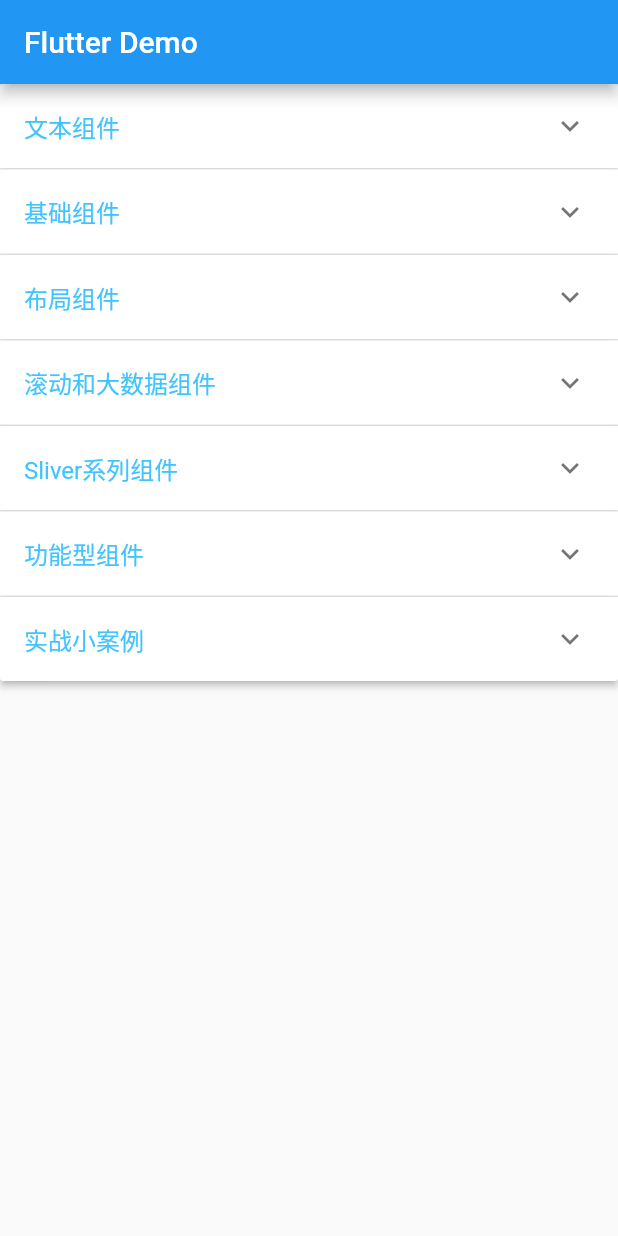
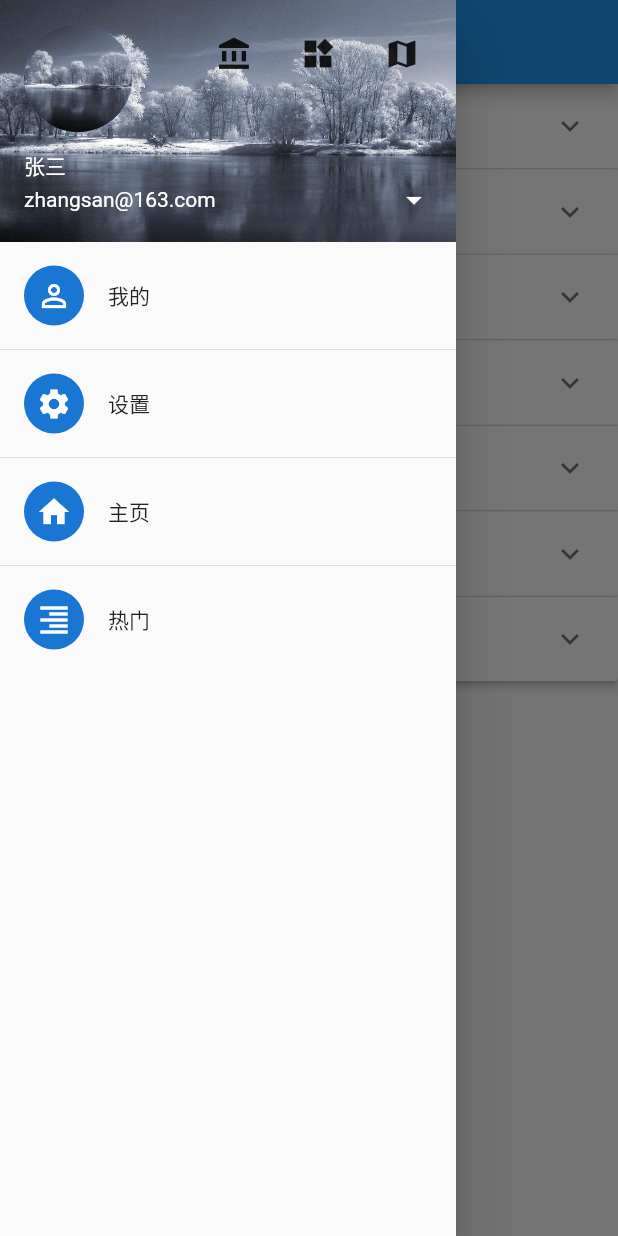
Before and after one commit to WuJinLi/DemoForFlutter, a Flutter app: the screen it shows after launch, with the side drawer open (before the commit the screen has no drawer), on a phone screen of 412 x 824 dp. Run offline on Flutter 3.47's test engine with Material 2 defaults, Android fonts, the phone set to English and light mode, and no system bars; our stand-ins replace toast.

Commit message:
add drawer

```diff
--- a/lib/main.dart
+++ b/lib/main.dart
@@ -45,6 +45,68 @@ class _MyHomePageState extends State<MyHomePage> {
       // MainPageBody(
       //   list: initMainPageData(),
       // ),
+
+      drawer: Drawer(
+        child: _drawerLayout(),
+      ),
+    );
+  }
+
+  Widget _drawerLayout() {
+    return ListView(
+      children: <Widget>[
+//              DrawerHeader(child: Text("这是头像")),
+        Row(
+          children: <Widget>[
+            Expanded(
+              child: UserAccountsDrawerHeader(
+                decoration: BoxDecoration(
+                  //头部布局背景
+                    image: DecorationImage(
+                        image: AssetImage("images/img_sliver_appbar.jpeg"), fit: BoxFit.cover)),
+                accountName: Text("张三"),
+                //用户名
+                accountEmail: Text("zhangsan@163.com"),
+                //邮箱
+                currentAccountPicture: CircleAvatar(
+                  backgroundImage: AssetImage("images/img_sliver_appbar.jpeg"),
+                ),
+                //头像
+                otherAccountsPictures: <Widget>[
+                  Icon(Icons.account_balance),
+                  Icon(Icons.widgets),
+                  Icon(Icons.map)
+                ],
+                onDetailsPressed: () {
+                  Navigator.pop(context); //关闭抽屉//详情页面跳转
+                },
+              ),
+            )
+          ],
+        ), //抽屉栏头部布局
+        drawerItem(
+            title: "我的",icon: Icon(Icons.perm_identity)),
+        Divider(), //分割线控件
+        drawerItem(title: "设置",icon: Icon(Icons.settings)),
+        Divider(),
+        drawerItem(
+          title: "主页",icon: Icon(Icons.home)),
+        Divider(),
+        drawerItem(
+          title: "热门",icon: Icon(Icons.format_align_right)),
+      ],
+    );
+  }
+
+  Widget drawerItem({String title, Icon icon, String path, arguments}) {
+    return ListTile(
+      title: Text(title),
+      leading: CircleAvatar(
+        child: icon,
+      ),
+      onTap: () {
+        Navigator.pop(context); //关闭抽屉
+      },
     );
   }
 }
```
Also changed, not shown: lib/route_configs/route_configs.dart (added, +20 -0 lines).
